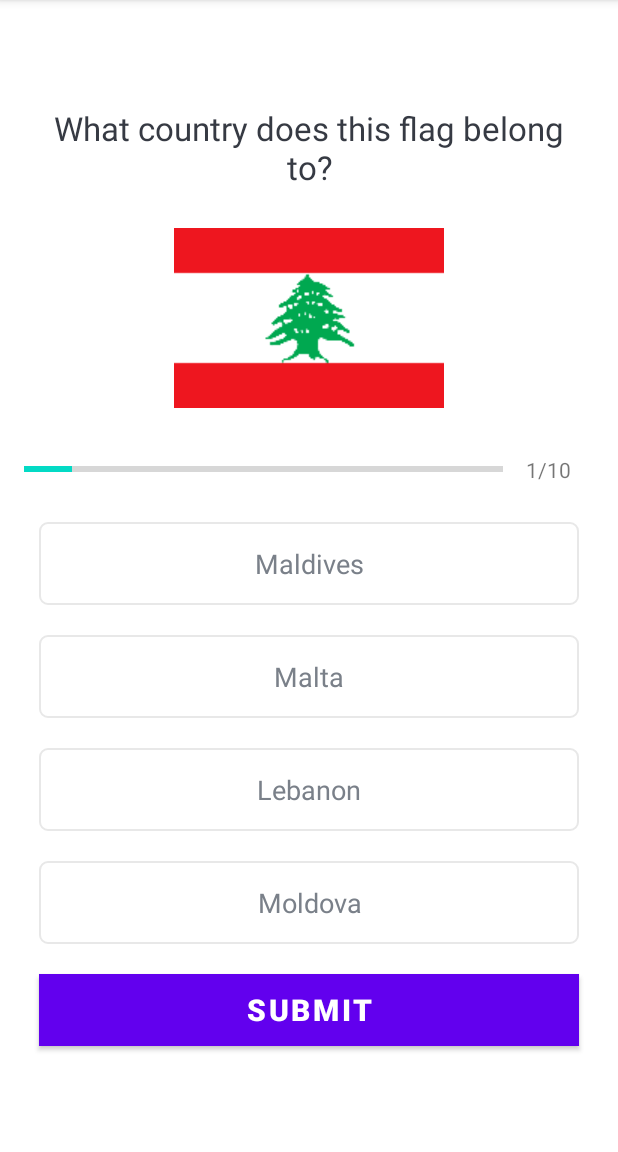
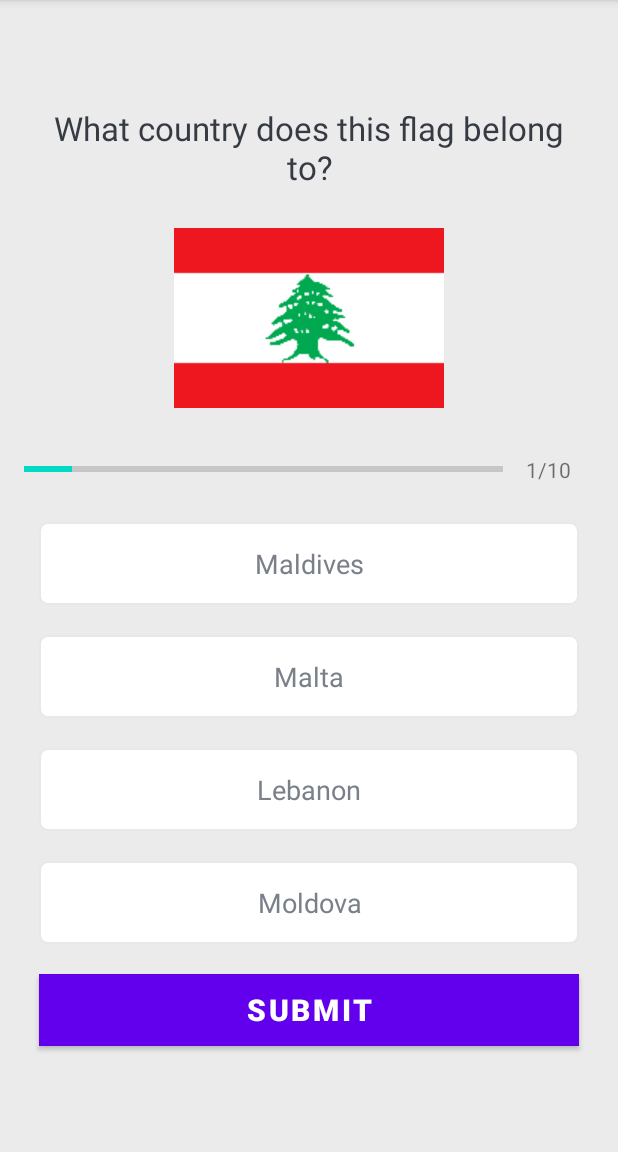
Before and after one commit to MohamedMetwalli5/QuizAtshi, an Android app: the QuizQuestionsActivity screen opened directly, with no data from a screen before it, on a phone screen of 412 x 824 dp, the part 84-1236 px from its top. Run offline under Robolectric (Android 15) with nearby library versions, the phone set to English and light mode, and no system bars.

Commit message:
Changing the background color

```diff
--- a/app/src/main/res/layout/activity_quiz_questions.xml
+++ b/app/src/main/res/layout/activity_quiz_questions.xml
@@ -12,7 +12,9 @@
         android:layout_height="wrap_content"
         android:gravity="center"
         android:orientation="vertical"
-        android:padding="16dp">
+        android:padding="16dp"
+        android:background="#EBEBEB"
+        >
 
         <TextView
             android:id="@+id/tv_question"
```
